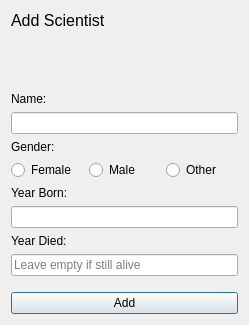
Above: addscientistwindow.ui from athenabjorg/sacr before the change. Below: the same form after it.
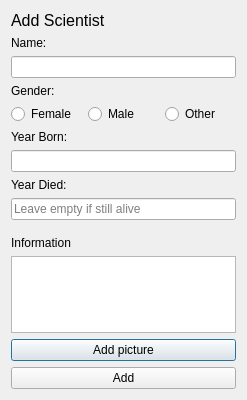
That is the form after the change.

Diff of the .ui file:
```diff
--- a/addscientistwindow.ui
+++ b/addscientistwindow.ui
@@ -6,8 +6,8 @@
    <rect>
     <x>0</x>
     <y>0</y>
-    <width>249</width>
-    <height>325</height>
+    <width>247</width>
+    <height>400</height>
    </rect>
   </property>
   <property name="windowTitle">
@@ -147,6 +147,23 @@
      </property>
     </spacer>
    </item>
+   <item>
+    <widget class="QLabel" name="ScientistsInfoLable">
+     <property name="text">
+      <string>Information</string>
+     </property>
+    </widget>
+   </item>
+   <item>
+    <widget class="QTextEdit" name="ScientistsAddInfo"/>
+   </item>
+   <item>
+    <widget class="QPushButton" name="ScientistAddPic">
+     <property name="text">
+      <string>Add picture</string>
+     </property>
+    </widget>
+   </item>
    <item>
     <widget class="QPushButton" name="addButton">
      <property name="text">
```
